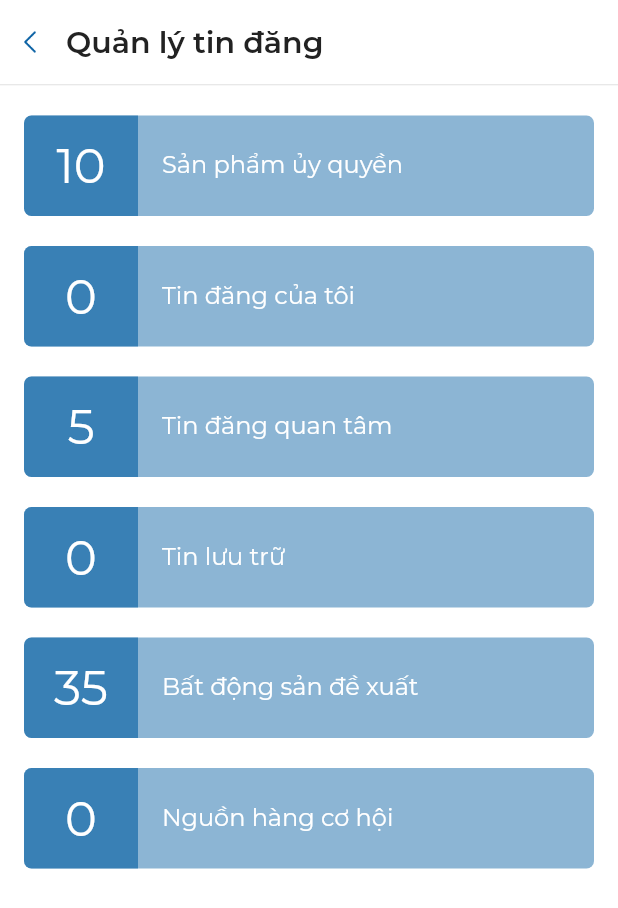
After one commit to hlongho/cdmg, a Flutter app: the screen it shows after launch, after a tap on "Quản lý tin đăng", on a phone screen of 412 x 824 dp. The commit adds this screen. Shown: the top 908 px of the screen. Run offline on Flutter 3.47's test engine with Material 2 defaults, Android fonts, the phone set to English and light mode, and no system bars; our stand-ins replace webview_flutter.

Commit message:
Quan ly tin dang

```diff
--- a/lib/CanThueMua.dart
+++ b/lib/CanThueMua.dart
@@ -92,7 +92,7 @@ class _canThueMua extends State<CanThueMua> {
                             crossAxisAlignment: CrossAxisAlignment.start,
                             children: [
                               TitleBar(
-                                  title: "Đăng Tin thuê mua",
+                                  title: appTitle,
                                   callbackFunction: () {
                                     Navigator.pop(context);
                                   }),
--- a/lib/ChiPhiVayVon.dart
+++ b/lib/ChiPhiVayVon.dart
@@ -47,7 +47,7 @@ class FormState extends State<ChiPhiVayVon> {
               crossAxisAlignment: CrossAxisAlignment.start,
               children: [
                 TitleBar(
-                    title: "Tính chi phí vay vốn",
+                    title: appTitle,
                     callbackFunction: () {
                       Navigator.pop(context);
                     }),
--- a/lib/DuToanChiTietXayNha.dart
+++ b/lib/DuToanChiTietXayNha.dart
@@ -37,7 +37,7 @@ class _duToanChiTietXayNha extends State<DuToanChiTietXayNha> {
               crossAxisAlignment: CrossAxisAlignment.start,
               children: [
                 TitleBar(
-                    title: "Dự toán chi tiết xây nhà",
+                    title: appTitle,
                     callbackFunction: () {
                       Navigator.pop(context);
                     }),
--- a/lib/DuTruVatTuXayDung.dart
+++ b/lib/DuTruVatTuXayDung.dart
@@ -39,7 +39,7 @@ class _duTruVatTuXayDung extends State<DuTruVatTuXayDung> {
               crossAxisAlignment: CrossAxisAlignment.start,
               children: [
                 TitleBar(
-                    title: "Dự trù vật tư xây dựng",
+                    title: appTitle,
                     callbackFunction: () {
                       Navigator.pop(context);
                     }),
--- a/lib/HoTro.dart
+++ b/lib/HoTro.dart
@@ -34,7 +34,7 @@ class _hoTro extends State<HoTro> {
               crossAxisAlignment: CrossAxisAlignment.start,
               children: [
                 TitleBar(
-                    title: "Hỗ trợ",
+                    title: appTitle,
                     callbackFunction: () {
                       Navigator.pop(context);
                     }),
--- a/lib/HuongDanDangTin.dart
+++ b/lib/HuongDanDangTin.dart
@@ -31,7 +31,7 @@ class _huongDanDangTin extends State<HuongDanDangTin> {
               crossAxisAlignment: CrossAxisAlignment.start,
               children: [
                 TitleBar(
-                    title: "Hướng dẫn đăng tin",
+                    title: appTitle,
                     callbackFunction: () {
                       Navigator.pop(context);
                     }),
--- a/lib/KhaiToanSoLuoc.dart
+++ b/lib/KhaiToanSoLuoc.dart
@@ -38,7 +38,7 @@ class _khaiToanSoLuocXayDung extends State<KhaiToanSoLuocXayDung> {
               crossAxisAlignment: CrossAxisAlignment.start,
               children: [
                 TitleBar(
-                    title: "Khái toán sơ lược",
+                    title: appTitle,
                     callbackFunction: () {
                       Navigator.pop(context);
                     }),
--- a/lib/PhongThuyMauSonNha.dart
+++ b/lib/PhongThuyMauSonNha.dart
@@ -47,7 +47,7 @@ class _phongThuyMauSonNha extends State<PhongThuyMauSonNha> {
               crossAxisAlignment: CrossAxisAlignment.start,
               children: [
                 TitleBar(
-                    title: "Phong thủy màu sơn nhà",
+                    title: appTitle,
                     callbackFunction: () {
                       Navigator.pop(context);
                     }),
--- a/lib/PhongThuyVanPhong.dart
+++ b/lib/PhongThuyVanPhong.dart
@@ -47,7 +47,7 @@ class _phongThuyVanPhong extends State<PhongThuyVanPhong> {
               crossAxisAlignment: CrossAxisAlignment.start,
               children: [
                 TitleBar(
-                    title: "Phong thủy văn phòng",
+                    title: appTitle,
                     callbackFunction: () {
                       Navigator.pop(context);
                     }),
--- /dev/null
+++ b/lib/QuanLyTinDang.dart
@@ -0,0 +1,69 @@
+import 'package:cdmg/view/QuanLyTinDangItem.dart';
+import 'package:cdmg/view/TitleBar.dart';
+
+import 'package:flutter/material.dart';
+
+void main() => runApp(const QuanLyTinDang());
+
+class QuanLyTinDang extends StatefulWidget {
+  const QuanLyTinDang({super.key});
+
+  @override
+  State<StatefulWidget> createState() => _quanLyTinDang();
+}
+
+class _quanLyTinDang extends State<QuanLyTinDang> {
+  Color primaryColor = Color(0xFF005BA0);
+  @override
+  Widget build(BuildContext context) {
+    const appTitle = "Quản lý tin đăng";
+    return MaterialApp(
+        title: appTitle,
+        theme: ThemeData(fontFamily: 'Montserrat'),
+        color: primaryColor,
+        home: Scaffold(
+            body: SafeArea(
+          child: Container(
+            color: Colors.white,
+            height: double.infinity,
+            padding: EdgeInsets.only(top: 16),
+            child: SingleChildScrollView(
+                child: Column(
+              crossAxisAlignment: CrossAxisAlignment.start,
+              children: [
+                Container(
+                    padding: EdgeInsets.symmetric(horizontal: 16),
+                    child: TitleBar(
+                        title: appTitle,
+                        callbackFunction: () {
+                          Navigator.pop(context);
+                        })),
+                Divider(height: 1, color: Color(0xFFE0E0E0)),
+                QuanLyTinDangItem(
+                    label: "Sản phẩm ủy quyền",
+                    soTin: 10,
+                    callbackFunction: () {}),
+                QuanLyTinDangItem(
+                    label: "Tin đăng của tôi",
+                    soTin: 0,
+                    callbackFunction: () {}),
+                QuanLyTinDangItem(
+                    label: "Tin đăng quan tâm",
+                    soTin: 5,
+                    callbackFunction: () {}),
+                QuanLyTinDangItem(
+                    label: "Tin lưu trữ", soTin: 0, callbackFunction: () {}),
+                QuanLyTinDangItem(
+                    label: "Bất động sản đề xuất",
+                    soTin: 35,
+                    callbackFunction: () {}),
+                QuanLyTinDangItem(
+                    label: "Nguồn hàng cơ hội",
+                    soTin: 0,
+                    callbackFunction: () {})
+              ],
+            )),
+          ),
+        )));
+  }
+}
--- a/lib/ThanhToan.dart
+++ b/lib/ThanhToan.dart
@@ -34,7 +34,7 @@ class _thanhToan extends State<ThanhToan> {
               crossAxisAlignment: CrossAxisAlignment.start,
               children: [
                 TitleBar(
-                    title: "Thanh toán",
+                    title: appTitle,
                     callbackFunction: () {
                       Navigator.pop(context);
                     }),
--- a/lib/TienIch.dart
+++ b/lib/TienIch.dart
@@ -40,7 +40,7 @@ class _tienIch extends State<TienIch> {
               crossAxisAlignment: CrossAxisAlignment.start,
               children: [
                 TitleBar(
-                    title: "Tiện ích",
+                    title: appTitle,
                     callbackFunction: () {
                       Navigator.pop(context);
                     }),
--- a/lib/XemTuoiXayNha.dart
+++ b/lib/XemTuoiXayNha.dart
@@ -55,7 +55,7 @@ class _xemTuoiXayNha extends State<XemTuoiXayNha> {
               crossAxisAlignment: CrossAxisAlignment.start,
               children: [
                 TitleBar(
-                    title: "Xem tuổi xây nhà",
+                    title: appTitle,
                     callbackFunction: () {
                       Navigator.pop(context);
                     }),
--- a/lib/XuHuongPhongThuy.dart
+++ b/lib/XuHuongPhongThuy.dart
@@ -47,7 +47,7 @@ class _xuHuongPhongThuy extends State<XuHuongPhongThuy> {
               crossAxisAlignment: CrossAxisAlignment.start,
               children: [
                 TitleBar(
-                    title: "Xu hướng phong thủy",
+                    title: appTitle,
                     callbackFunction: () {
                       Navigator.pop(context);
                     }),
--- a/lib/main.dart
+++ b/lib/main.dart
@@ -1,9 +1,11 @@
 import 'package:cdmg/CanThueMua.dart';
 import 'package:cdmg/DangTin.dart';
 import 'package:cdmg/HoTro.dart';
+import 'package:cdmg/QuanLyTinDang.dart';
 import 'package:cdmg/ThanhToan.dart';
 import 'package:cdmg/TienIch.dart';
 import 'package:cdmg/view/OptionView.dart';
+import 'package:cdmg/view/QuanLyTinDangItem.dart';
 import 'package:flutter/material.dart';
 
 void main() => runApp(MaterialApp(
@@ -62,6 +64,15 @@ class Main extends StatelessWidget {
                             );
                           }),
                       OptionView(
+                          label: "Quản lý tin đăng",
+                          callbackFunction: () {
+                            Navigator.push(
+                              context,
+                              MaterialPageRoute(
+                                  builder: (context) => const QuanLyTinDang()),
+                            );
+                          }),
+                      OptionView(
                           label: "Thanh toán",
                           callbackFunction: () {
                             Navigator.push(
--- /dev/null
+++ b/lib/view/QuanLyTinDangItem.dart
@@ -0,0 +1,51 @@
+import 'package:flutter/material.dart';
+
+class QuanLyTinDangItem extends StatelessWidget {
+  const QuanLyTinDangItem(
+      {Key? key,
+      required this.label,
+      required this.soTin,
+      required this.callbackFunction})
+      : super(key: key);
+  final String label;
+  final int soTin;
+  final Function callbackFunction;
+
+  @override
+  Widget build(BuildContext context) {
+    return GestureDetector(
+      child: AbsorbPointer(
+          child: Container(
+              margin: EdgeInsets.only(top: 20, right: 16, left: 16),
+              decoration: BoxDecoration(
+                  color: Color(0x73005BA0),
+                  borderRadius: BorderRadius.circular(5)),
+              child: Row(
+                children: [
+                  Container(
+                    alignment: Alignment.center,
+                    margin: EdgeInsets.only(right: 16),
+                    height: 67,
+                    width: 76,
+                    decoration: BoxDecoration(
+                        color: Color(0x97005BA0),
+                        borderRadius: BorderRadius.only(
+                            topLeft: Radius.circular(5),
+                            bottomLeft: Radius.circular(5))),
+                    child: Text(
+                      "$soTin",
+                      style: TextStyle(color: Colors.white, fontSize: 32),
+                    ),
+                  ),
+                  Text(
+                    label,
+                    style: TextStyle(color: Colors.white, fontSize: 16),
+                  ),
+                ],
+              ))),
+      onTap: () {
+        callbackFunction();
+      },
+    );
+  }
+}
```
Also changed, not shown: 1 other file.
